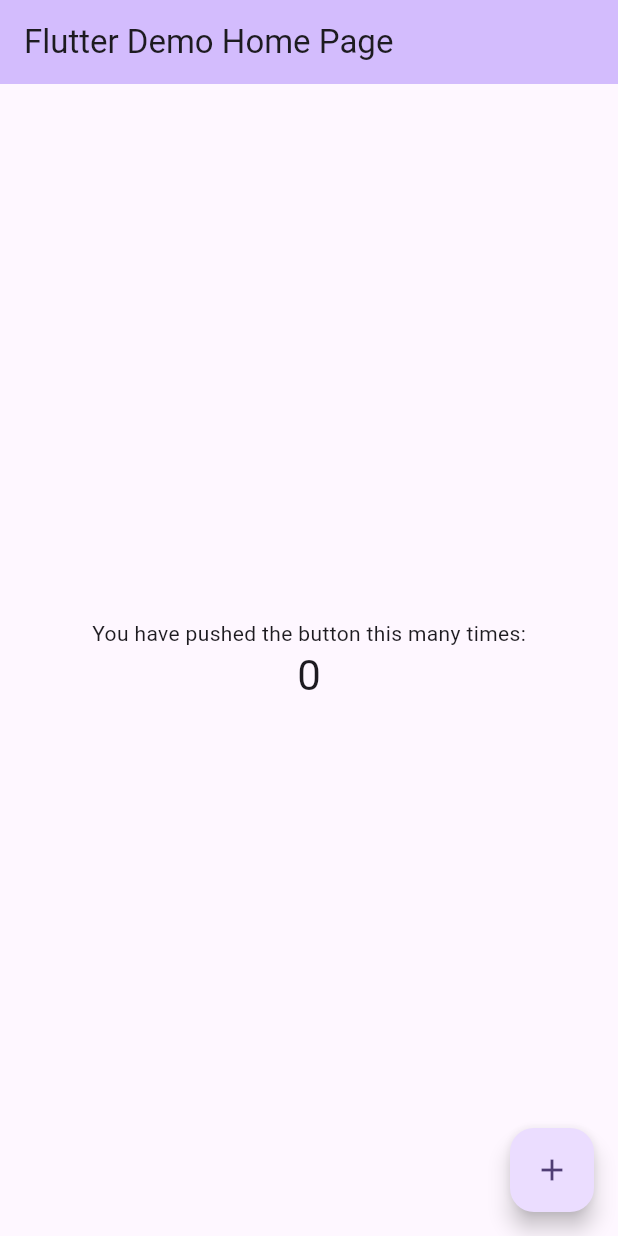
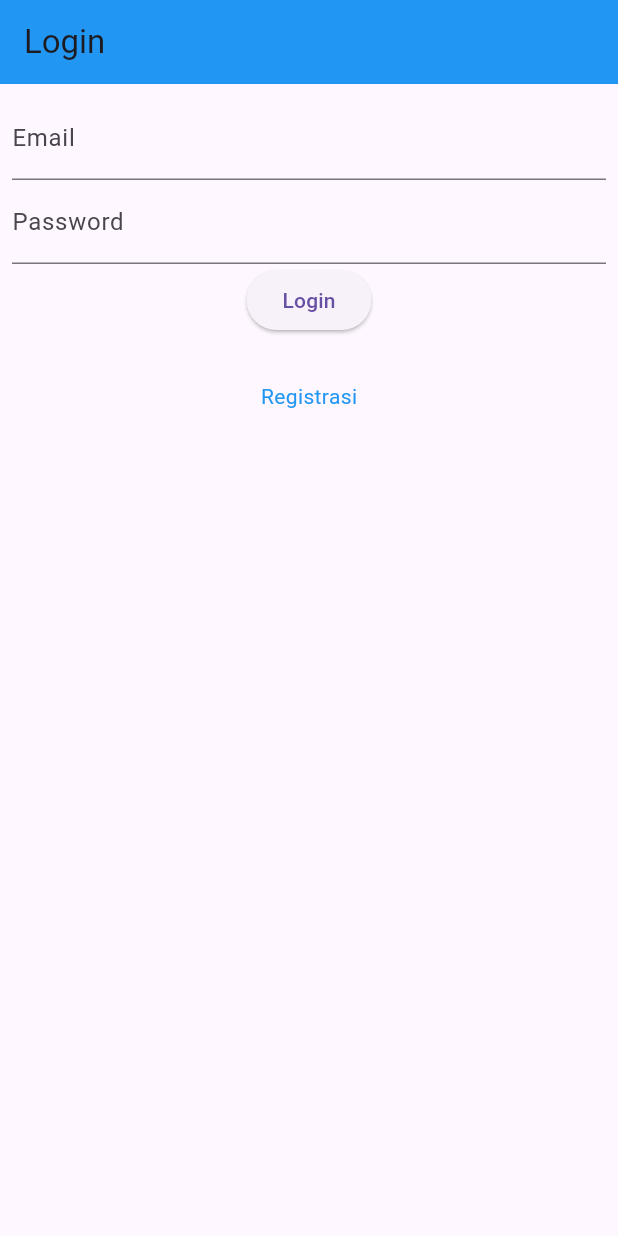
Before and after one commit to IrfanRomadhonWidodo/H1D023023_tokokita_Tugas8, a Flutter app: the screen it shows after launch, on a phone screen of 412 x 824 dp. Run offline on Flutter 3.47's test engine with Material 3 defaults, Android fonts, the phone set to English and light mode, and no system bars.

Commit message:
feat login regis

```diff
--- a/lib/main.dart
+++ b/lib/main.dart
@@ -1,51 +1,26 @@
 import 'package:flutter/material.dart';
+import 'package:tokokita/ui/login_page.dart';
+// import 'package:tokokita/ui/produk_page.dart'; // tidak jadi home
 
 void main() {
   runApp(const MyApp());
 }
 
 class MyApp extends StatelessWidget {
-  const MyApp({super.key});
+  const MyApp({Key? key}) : super(key: key);
 
-  // This widget is the root of your application.
   @override
   Widget build(BuildContext context) {
-    return MaterialApp(
-      title: 'Flutter Demo',
-      theme: ThemeData(
-        // This is the theme of your application.
-        //
-        // TRY THIS: Try running your application with "flutter run". You'll see
-        // the application has a purple toolbar. Then, without quitting the app,
-        // try changing the seedColor in the colorScheme below to Colors.green
-        // and then invoke "hot reload" (save your changes or press the "hot
-        // reload" button in a Flutter-supported IDE, or press "r" if you used
-        // the command line to start the app).
-        //
-        // Notice that the counter didn't reset back to zero; the application
-        // state is not lost during the reload. To reset the state, use hot
-        // restart instead.
-        //
-        // This works for code too, not just values: Most code changes can be
-        // tested with just a hot reload.
-        colorScheme: ColorScheme.fromSeed(seedColor: Colors.deepPurple),
-      ),
-      home: const MyHomePage(title: 'Flutter Demo Home Page'),
+    return const MaterialApp(
+      title: "Toko Kita",
+      debugShowCheckedModeBanner: false,
+      home: LoginPage(), // ← ARAHKAN KE LOGIN DULU
     );
   }
 }
 
 class MyHomePage extends StatefulWidget {
   const MyHomePage({super.key, required this.title});
-
-  // This widget is the home page of your application. It is stateful, meaning
-  // that it has a State object (defined below) that contains fields that affect
-  // how it looks.
-
-  // This class is the configuration for the state. It holds the values (in this
-  // case the title) provided by the parent (in this case the App widget) and
-  // used by the build method of the State. Fields in a Widget subclass are
-  // always marked "final".
 
   final String title;
 
@@ -58,65 +33,17 @@ class _MyHomePageState extends State<MyHomePage> {
 
   void _incrementCounter() {
     setState(() {
-      // This call to setState tells the Flutter framework that something has
-      // changed in this State, which causes it to rerun the build method below
-      // so that the display can reflect the updated values. If we changed
-      // _counter without calling setState(), then the build method would not be
-      // called again, and so nothing would appear to happen.
       _counter++;
     });
   }
 
   @override
   Widget build(BuildContext context) {
-    // This method is rerun every time setState is called, for instance as done
-    // by the _incrementCounter method above.
-    //
-    // The Flutter framework has been optimized to make rerunning build methods
-    // fast, so that you can just rebuild anything that needs updating rather
-    // than having to individually change instances of widgets.
     return Scaffold(
       appBar: AppBar(
-        // TRY THIS: Try changing the color here to a specific color (to
-        // Colors.amber, perhaps?) and trigger a hot reload to see the AppBar
-        // change color while the other colors stay the same.
         backgroundColor: Theme.of(context).colorScheme.inversePrimary,
-        // Here we take the value from the MyHomePage object that was created by
-        // the App.build method, and use it to set our appbar title.
         title: Text(widget.title),
       ),
-      body: Center(
-        // Center is a layout widget. It takes a single child and positions it
-        // in the middle of the parent.
-        child: Column(
-          // Column is also a layout widget. It takes a list of children and
-          // arranges them vertically. By default, it sizes itself to fit its
-          // children horizontally, and tries to be as tall as its parent.
-          //
-          // Column has various properties to control how it sizes itself and
-          // how it positions its children. Here we use mainAxisAlignment to
-          // center the children vertically; the main axis here is the vertical
-          // axis because Columns are vertical (the cross axis would be
-          // horizontal).
-          //
-          // TRY THIS: Invoke "debug painting" (choose the "Toggle Debug Paint"
-          // action in the IDE, or press "p" in the console), to see the
-          // wireframe for each widget.
-          mainAxisAlignment: MainAxisAlignment.center,
-          children: <Widget>[
-            const Text('You have pushed the button this many times:'),
-            Text(
-              '$_counter',
-              style: Theme.of(context).textTheme.headlineMedium,
-            ),
-          ],
-        ),
-      ),
-      floatingActionButton: FloatingActionButton(
-        onPressed: _incrementCounter,
-        tooltip: 'Increment',
-        child: const Icon(Icons.add),
-      ), // This trailing comma makes auto-formatting nicer for build methods.
     );
   }
 }
--- /dev/null
+++ b/lib/model/login.dart
@@ -0,0 +1,23 @@
+class Login {
+  int? code;
+  bool? status;
+  String? token;
+  int? userID;
+  String? userEmail;
+
+  Login({this.code, this.status, this.token, this.userID, this.userEmail});
+
+  factory Login.fromJson(Map<String, dynamic> obj) {
+    if (obj['code'] == 200) {
+      return Login(
+        code: obj['code'],
+        status: obj['status'],
+        token: obj['data']['token'],
+        userID: int.parse(obj['data']['user']['id']),
+        userEmail: obj['data']['user']['email'],
+      );
+    } else {
+      return Login(code: obj['code'], status: obj['status']);
+    }
+  }
+}
--- /dev/null
+++ b/lib/model/registrasi.dart
@@ -0,0 +1,15 @@
+class Registrasi {
+  int? code;
+  bool? status;
+  String? data;
+
+  Registrasi({this.code, this.status, this.data});
+
+  factory Registrasi.fromJson(Map<String, dynamic> obj) {
+    return Registrasi(
+      code: obj['code'],
+      status: obj['status'],
+      data: obj['data'],
+    );
+  }
+}
--- /dev/null
+++ b/lib/ui/login_page.dart
@@ -0,0 +1,99 @@
+import 'package:flutter/material.dart';
+import 'package:tokokita/ui/registrasi_page.dart';
+
+class LoginPage extends StatefulWidget {
+  const LoginPage({Key? key}) : super(key: key);
+
+  @override
+  _LoginPageState createState() => _LoginPageState();
+}
+
+class _LoginPageState extends State<LoginPage> {
+  final _formKey = GlobalKey<FormState>();
+  bool _isLoading = false;
+
+  final _emailTextboxController = TextEditingController();
+  final _passwordTextboxController = TextEditingController();
+
+  @override
+  Widget build(BuildContext context) {
+    return Scaffold(
+      appBar: AppBar(title: const Text('Login'), backgroundColor: Colors.blue),
+      body: SingleChildScrollView(
+        child: Padding(
+          padding: const EdgeInsets.all(8.0),
+          child: Form(
+            key: _formKey,
+            child: Column(
+              children: [
+                _emailTextField(),
+                _passwordTextField(),
+                _buttonLogin(),
+                const SizedBox(height: 30),
+                _menuRegistrasi(),
+              ],
+            ),
+          ),
+        ),
+      ),
+    );
+  }
+
+  //Membuat Textbox email
+  Widget _emailTextField() {
+    return TextFormField(
+      decoration: const InputDecoration(labelText: "Email"),
+      keyboardType: TextInputType.emailAddress,
+      controller: _emailTextboxController,
+      validator: (value) {
+        //validasi harus diisi
+        if (value!.isEmpty) {
+          return 'Email harus diisi';
+        }
+        return null;
+      },
+    );
+  }
+
+  //Membuat Textbox password
+  Widget _passwordTextField() {
+    return TextFormField(
+      decoration: const InputDecoration(labelText: "Password"),
+      keyboardType: TextInputType.text,
+      obscureText: true,
+      controller: _passwordTextboxController,
+      validator: (value) {
+        //jika karakter yang dimasukkan kurang dari 6 karakter
+        if (value!.isEmpty) {
+          return "Password harus diisi";
+        }
+        return null;
+      },
+    );
+  }
+
+  //Membuat Tombol Login
+  Widget _buttonLogin() {
+    return ElevatedButton(
+      child: const Text("Login"),
+      onPressed: () {
+        var validate = _formKey.currentState!.validate();
+      },
+    );
+  }
+
+  // Membuat menu untuk membuka halaman registrasi
+  Widget _menuRegistrasi() {
+    return Center(
+      child: InkWell(
+        child: const Text("Registrasi", style: TextStyle(color: Colors.blue)),
+        onTap: () {
+          Navigator.push(
+            context,
+            MaterialPageRoute(builder: (context) => const RegistrasiPage()),
+          );
+        },
+      ),
+    );
+  }
+}
```
Also changed, not shown: lib/model/produk.dart (added, +17 -0 lines), lib/ui/produk_detail.dart (added, +99 -0 lines), lib/ui/produk_form.dart (added, +121 -0 lines), lib/ui/produk_page.dart (added, +102 -0 lines), lib/ui/registrasi_page.dart (added, +130 -0 lines).
